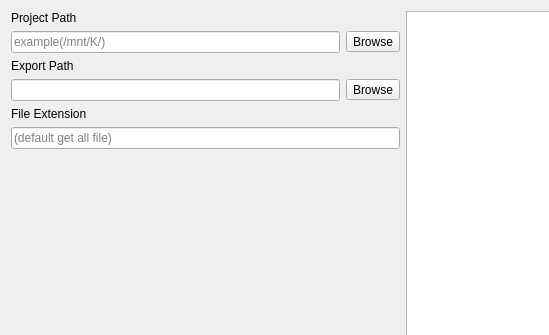
Qt form app/ui/collector_widget.ui (MrYapikZ/PyQt6-Playblast-Collector) before a commit; both pictures show x 0 to 549 and y 0 to 335 of the 806 by 527 pixel window.
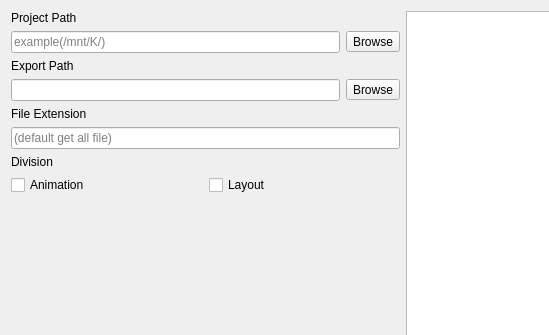
The same form after that commit.

The edit to the form file:
```diff
--- a/app/ui/collector_widget.ui
+++ b/app/ui/collector_widget.ui
@@ -87,6 +87,31 @@
        </item>
       </layout>
      </item>
+     <item>
+      <layout class="QGridLayout" name="gridLayout_division">
+       <item row="1" column="1">
+        <widget class="QCheckBox" name="checkBox_divLay">
+         <property name="text">
+          <string>Layout</string>
+         </property>
+        </widget>
+       </item>
+       <item row="1" column="0">
+        <widget class="QCheckBox" name="checkBox_divAnm">
+         <property name="text">
+          <string>Animation</string>
+         </property>
+        </widget>
+       </item>
+       <item row="0" column="0" colspan="2">
+        <widget class="QLabel" name="label">
+         <property name="text">
+          <string>Division</string>
+         </property>
+        </widget>
+       </item>
+      </layout>
+     </item>
      <item>
       <spacer name="verticalSpacer">
        <property name="orientation">
```
